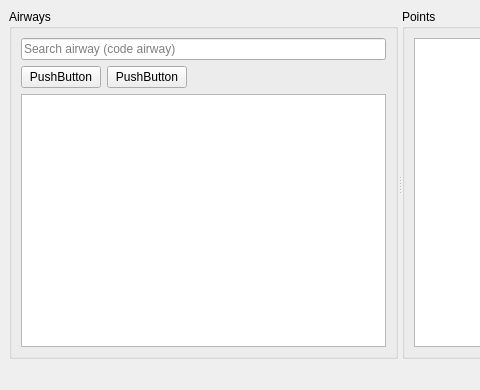
Above: mainwindow.ui from khmaksim/Airway before the change; both pictures show x 0 to 480 and y 0 to 390 of the 800 by 390 pixel window. Below: the same form after it.
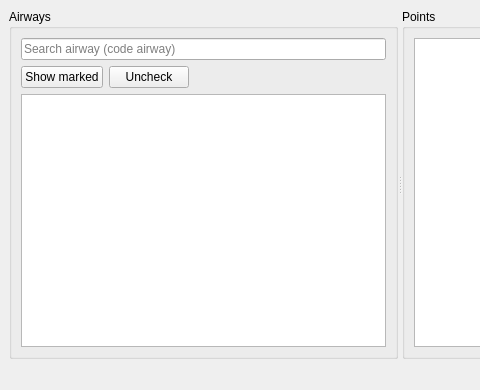
That is the form after the change.

Patch:
```diff
--- a/mainwindow.ui
+++ b/mainwindow.ui
@@ -47,14 +47,14 @@
             <item row="2" column="1">
              <widget class="QPushButton" name="uncheckAirwayButton">
               <property name="text">
-               <string>PushButton</string>
+               <string>Uncheck</string>
               </property>
              </widget>
             </item>
             <item row="2" column="0">
              <widget class="QPushButton" name="showActiveAirwayButton">
               <property name="text">
-               <string>PushButton</string>
+               <string>Show marked</string>
               </property>
               <property name="checkable">
                <bool>true</bool>
```
